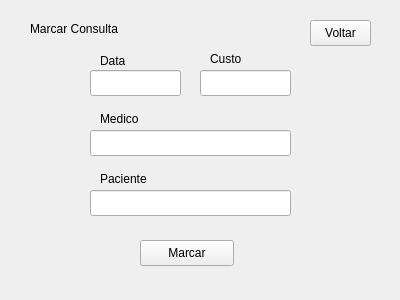
Before: the Qt Designer form DrWell/telamarcarconsulta.ui in danzagroba/Dr.Well, drawn with Qt 5.
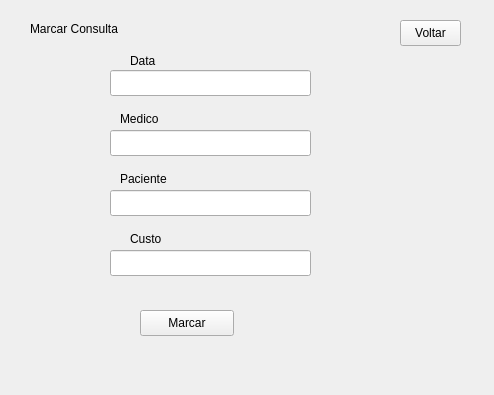
After: the same form once the commit is applied.

```diff
--- a/DrWell/telamarcarconsulta.ui
+++ b/DrWell/telamarcarconsulta.ui
@@ -6,8 +6,8 @@
    <rect>
     <x>0</x>
     <y>0</y>
-    <width>400</width>
-    <height>300</height>
+    <width>494</width>
+    <height>395</height>
    </rect>
   </property>
   <property name="windowTitle">
@@ -16,9 +16,9 @@
   <widget class="QLineEdit" name="lineEditData">
    <property name="geometry">
     <rect>
-     <x>90</x>
+     <x>110</x>
      <y>70</y>
-     <width>91</width>
+     <width>201</width>
      <height>26</height>
     </rect>
    </property>
@@ -26,7 +26,7 @@
   <widget class="QLabel" name="label">
    <property name="geometry">
     <rect>
-     <x>100</x>
+     <x>130</x>
      <y>50</y>
      <width>31</width>
      <height>21</height>
@@ -39,7 +39,7 @@
   <widget class="QLabel" name="labelMedico">
    <property name="geometry">
     <rect>
-     <x>100</x>
+     <x>120</x>
      <y>110</y>
      <width>51</width>
      <height>18</height>
@@ -52,7 +52,7 @@
   <widget class="QLineEdit" name="lineEditMedico">
    <property name="geometry">
     <rect>
-     <x>90</x>
+     <x>110</x>
      <y>130</y>
      <width>201</width>
      <height>26</height>
@@ -62,7 +62,7 @@
   <widget class="QLabel" name="labelPaciente">
    <property name="geometry">
     <rect>
-     <x>100</x>
+     <x>120</x>
      <y>170</y>
      <width>61</width>
      <height>18</height>
@@ -75,7 +75,7 @@
   <widget class="QLineEdit" name="lineEditPaciente">
    <property name="geometry">
     <rect>
-     <x>90</x>
+     <x>110</x>
      <y>190</y>
      <width>201</width>
      <height>26</height>
@@ -85,8 +85,8 @@
   <widget class="QLabel" name="labelCusto">
    <property name="geometry">
     <rect>
-     <x>210</x>
-     <y>50</y>
+     <x>130</x>
+     <y>230</y>
      <width>41</width>
      <height>18</height>
     </rect>
@@ -98,9 +98,9 @@
   <widget class="QLineEdit" name="lineEditCusto">
    <property name="geometry">
     <rect>
-     <x>200</x>
-     <y>70</y>
-     <width>91</width>
+     <x>110</x>
+     <y>250</y>
+     <width>201</width>
      <height>26</height>
     </rect>
    </property>
@@ -109,7 +109,7 @@
    <property name="geometry">
     <rect>
      <x>140</x>
-     <y>240</y>
+     <y>310</y>
      <width>94</width>
      <height>26</height>
     </rect>
@@ -121,7 +121,7 @@
   <widget class="QPushButton" name="pushButtonVoltar">
    <property name="geometry">
     <rect>
-     <x>310</x>
+     <x>400</x>
      <y>20</y>
      <width>61</width>
      <height>26</height>
```
